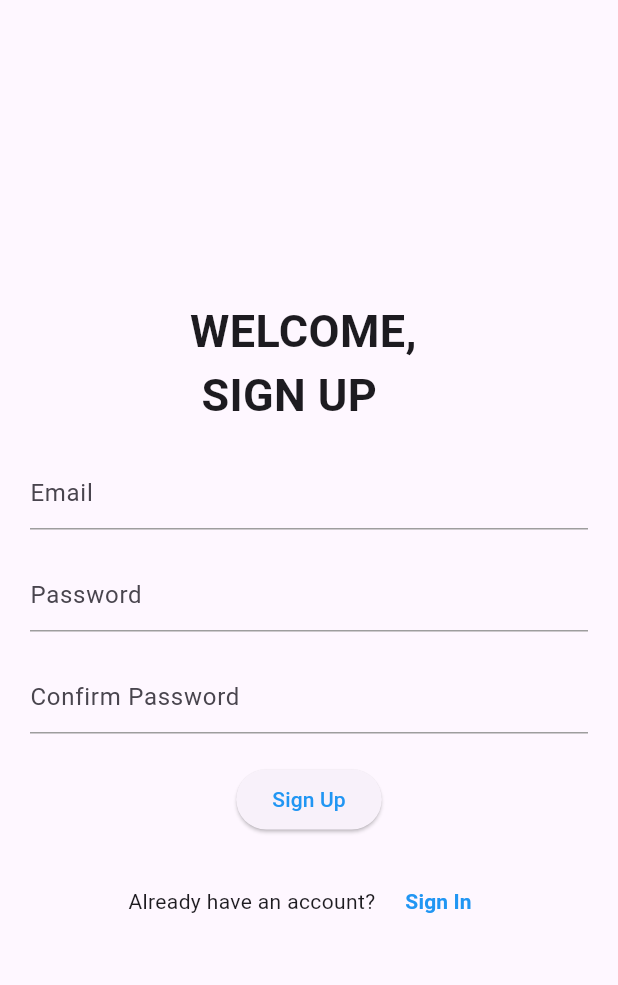
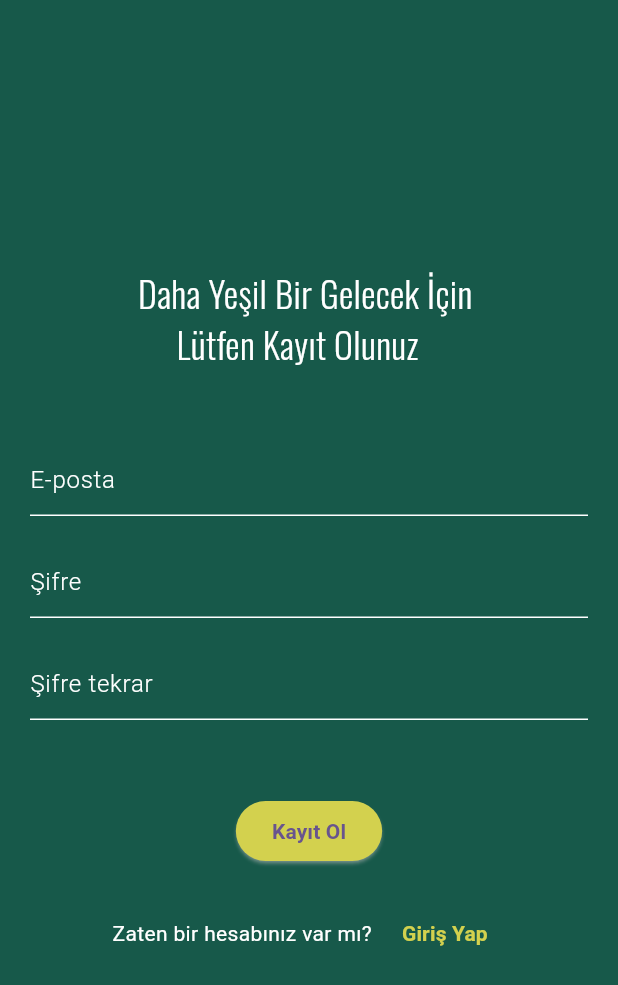
Before and after one commit to aliihsantrn/flutter-recycling-app, a Flutter app: the screen it shows after launch, on a phone screen of 412 x 824 dp. Shown: the top 985 px of the screen. Run offline on Flutter 3.47's test engine with Material 3 defaults, Android fonts, the phone set to English and light mode, and no system bars; our stand-ins replace firebase_auth, firebase_core, google_fonts; accounts and stored records are empty.

Commit message:
design changes have been made and some bugs have been resolved

```diff
--- a/lib/main.dart
+++ b/lib/main.dart
@@ -21,7 +21,7 @@ class MyApp extends StatelessWidget {
       debugShowCheckedModeBanner: false,
       title: 'Flutter Demo',
       routes: {
-        "/signUPage" : (context) => SignUpPage(),
+        "/signUpPage" : (context) => SignUpPage(),
         "/signInPage" : (context) => SignInPage(),
       },
       theme: ThemeData(
--- a/lib/pages/auth/sign_in_page.dart
+++ b/lib/pages/auth/sign_in_page.dart
@@ -1,9 +1,9 @@
 import 'package:firebase_auth/firebase_auth.dart';
 import 'package:flutter/material.dart';
 import 'package:flutter_auth/pages/auth/home_page.dart';
+import 'package:google_fonts/google_fonts.dart';
 
 class SignInPage extends StatefulWidget {
-  const SignInPage({super.key});
 
 
   @override
@@ -19,6 +19,7 @@ class _SignInPageState extends State<SignInPage> {
   @override
   Widget build(BuildContext context) {
     return Scaffold(
+      backgroundColor: const Color.fromARGB(255, 23, 89, 74),
       body: Container(
         alignment: Alignment.center,
         child: Form(
@@ -26,8 +27,8 @@ class _SignInPageState extends State<SignInPage> {
           child: Stack(
             children: [
               Positioned(
-                top: 20,
-                left: 20,
+                top: 24,
+                left: 8,
                 child: customIconButton(context),
               ),
               Center(
@@ -37,13 +38,13 @@ class _SignInPageState extends State<SignInPage> {
                     crossAxisAlignment: CrossAxisAlignment.center,
                     children: [
                       customSizedBox(200),
-                      pageTitle("WELCOME, \n SIGN IN"),
-                      customSizedBox(20),
+                      pageTitle("Tekrar Hoşgeldiniz \n      Giriş Yapınız"),
+                      customSizedBox(50),
                       emailTextField(),
                       customSizedBox(20),
                       passwordTextField(),
-                      customSizedBox(30),
-                      customElevatedButton("Sign in"),
+                      customSizedBox(50),
+                      customElevatedButton("Giriş Yap"),
                     ],
                   )
                 )
@@ -61,6 +62,8 @@ class _SignInPageState extends State<SignInPage> {
               Navigator.pushNamed(context, "/signUpPage");
             },
              icon: const Icon(Icons.arrow_back),
+             color: const Color.fromARGB(255, 211, 209, 78),
+             iconSize: 36,
              alignment: Alignment.topLeft,
           );
   }
@@ -108,17 +111,25 @@ class _SignInPageState extends State<SignInPage> {
                 }
               }
             },
-            child: Text(text, style: const TextStyle(color:  Colors.blue),),
+            style: ElevatedButton.styleFrom(
+              backgroundColor: const Color.fromARGB(255, 211, 209, 78), // Arka plan rengi
+              shadowColor: Colors.white, // Yazı rengi
+            ),
+            child: Text(
+              text,
+              style: const TextStyle(fontWeight: FontWeight.bold),
+            ),
             );
   }
 
   Text pageTitle(String title) {
     return Text(
             title,
-            style: const TextStyle(
-              fontSize: 30,
-               fontWeight: FontWeight.bold
-               ),
+            style: GoogleFonts.oswald(
+              color: Colors.white,
+              fontSize: 24,
+              fontWeight: FontWeight.w400
+            )
           );
   }
 
@@ -126,44 +137,50 @@ class _SignInPageState extends State<SignInPage> {
 
   TextFormField emailTextField() {
     return TextFormField(
+      decoration: textInputDecoration("E-posta"),
+      style: const TextStyle(color: Colors.white, fontWeight: FontWeight.bold),
       validator: (value) {
         if(value!.isEmpty){
-          return "Please enter email address";
+          return "Lütfen e-posta giriniz";
         }
       },
       onSaved: (value) {
         email = value!;
       },
-      decoration: textInputDecoration("Email"),
     );
   }
 
   TextFormField passwordTextField() {
     return TextFormField(
+      obscureText: true,
+      decoration: textInputDecoration("Şifre"),
+      style: const TextStyle(color: Colors.white, fontWeight: FontWeight.bold),
       validator: (value) {
         if(value!.isEmpty){
-          return "Please enter email address";
+          return "Lütfen şifre giriniz";
         }
       },
       onSaved: (value) {
         password = value!;
       },
-      obscureText: true,
-      decoration: textInputDecoration("Password"),
     );
   }
 
   InputDecoration textInputDecoration(String hint) {
     return InputDecoration(
       hintText: hint,
+      hintStyle: const TextStyle(
+        color: Colors.white,
+        fontWeight: FontWeight.w300
+        ),
       enabledBorder: const UnderlineInputBorder(
         borderSide: BorderSide(
-        color: Colors.grey
+        color: Colors.white
         )
       ),
       focusedBorder: const UnderlineInputBorder(
         borderSide: BorderSide(
-        color: Colors.grey
+        color: Colors.white
         )
       )
     );
--- a/lib/pages/auth/sing_up_page.dart
+++ b/lib/pages/auth/sing_up_page.dart
@@ -1,6 +1,7 @@
 import 'package:firebase_auth/firebase_auth.dart';
 import 'package:flutter/material.dart';
 import 'package:flutter_auth/pages/auth/home_page.dart';
+import 'package:google_fonts/google_fonts.dart';
 
 class SignUpPage extends StatefulWidget {
 
@@ -14,9 +15,15 @@ class _SignUpPageState extends State<SignUpPage> {
   final formKey = GlobalKey<FormState>();
   final firebaseAuth = FirebaseAuth.instance;
 
+  final _passwordController = TextEditingController();
+  final _confirmPasswordController = TextEditingController();
+
+  String _confirmationMessage = '';
+
   @override
   Widget build(BuildContext context) {
     return Scaffold(
+      backgroundColor: const Color.fromARGB(255, 23, 89, 74),
       body: Center(
         child: SingleChildScrollView(
           child: Container(
@@ -28,22 +35,38 @@ class _SignUpPageState extends State<SignUpPage> {
                 child: Column(
                   crossAxisAlignment: CrossAxisAlignment.center,
                   children: [
-                    pageTitle("WELCOME, \n SIGN UP"),
-                    customSizedBox(20),
+                    pageTitle("Daha Yeşil Bir Gelecek İçin \n     Lütfen Kayıt Olunuz"),
+                    customSizedBox(50),
                     emailTextField(),
                     customSizedBox(20),
                     passwordTextField(),
                     customSizedBox(20),
                     confirmPasswordTextField(),
-                    customSizedBox(20),
-                    customElevatedButton("Sign Up"),
+                    if (_confirmationMessage.isNotEmpty)
+                    Padding(
+                      padding: const EdgeInsets.only(top: 8.0),
+                      child: Text(
+                        _confirmationMessage,
+                        style: TextStyle(
+                          fontSize: 12,
+                          color: _confirmationMessage == "Şifreler uyuşuyor"
+                              ? Colors.green
+                              : Colors.red,
+                        ),
+                      ),
+                    ),
+                    customSizedBox(50),
+                    customElevatedButton("Kayıt Ol"),
                     customSizedBox(20),
                     Row(
                       mainAxisAlignment: MainAxisAlignment.center,
                       children: [
-                        const Text("Already have an account?"),
+                        const Text(
+                          "Zaten bir hesabınız var mı?",
+                          style: TextStyle(color: Colors.white),
+                        ),
                         const Padding(padding: EdgeInsets.only(right: 8)),
-                        customTextButton("Sign In")
+                        customTextButton("Giriş Yap")
                       ],
                     )
                   ],
@@ -63,7 +86,7 @@ class _SignUpPageState extends State<SignUpPage> {
             child: Text(
               txt,
               style: const TextStyle(
-                color: Colors.blue,
+                color: Color.fromARGB(255, 211, 209, 78),
                 fontWeight: FontWeight.bold
                 ),
               )
@@ -75,6 +98,14 @@ class _SignUpPageState extends State<SignUpPage> {
       onPressed: () async {
         if (formKey.currentState!.validate()) {
           formKey.currentState!.save();
+          setState(() {
+            if (_passwordController.text == _confirmPasswordController.text) {
+              _confirmationMessage = "Passwords match!";
+            } else {
+              _confirmationMessage = "Passwords do not match.";
+            }
+          });
+
           try {
             var userResult = await firebaseAuth.createUserWithEmailAndPassword(
               email: email, password: password
@@ -98,17 +129,25 @@ class _SignUpPageState extends State<SignUpPage> {
           }
         }
       },
-            child: Text(text, style: const TextStyle(color: Colors.blue),),
+    style: ElevatedButton.styleFrom(
+      backgroundColor: const Color.fromARGB(255, 211, 209, 78), // Arka plan rengi
+      shadowColor: Colors.white, // Yazı rengi
+    ),
+    child: Text(
+      text,
+      style: const TextStyle(fontWeight: FontWeight.bold),
+            ),
   );
   }
 
   Text pageTitle(String title) {
     return Text(
             title,
-            style: const TextStyle(
-              fontSize: 30,
-               fontWeight: FontWeight.bold
-               ),
+            style: GoogleFonts.oswald(
+              color: Colors.white,
+              fontSize: 24,
+              fontWeight: FontWeight.w300
+            )
           );
   }
 
@@ -116,59 +155,72 @@ class _SignUpPageState extends State<SignUpPage> {
 
   TextFormField emailTextField() {
     return TextFormField(
+      decoration: textInputDecoration("E-posta"),
+      style: const TextStyle(color: Colors.white, fontWeight: FontWeight.bold),
       validator: (value) {
         if(value!.isEmpty){
-          return "Please enter email address";
+          return "Lütfen e-posta giriniz";
         }
       },
       onSaved: (value) {
         email = value!;
       },
-      decoration: textInputDecoration("Email"),
     );
   }
 
   TextFormField passwordTextField() {
     return TextFormField(
+      controller: _passwordController,
+      obscureText: true,
+      decoration: textInputDecoration("Şifre"),
+      style: const TextStyle(color: Colors.white, fontWeight: FontWeight.bold),
       validator: (value) {
         if(value!.isEmpty){
-          return "Please enter password";
+          return "Lütfen şifre giriniz";
         }
       },
       onSaved: (value) {
         password = value!;
       },
-      obscureText: true,
-      decoration: textInputDecoration("Password"),
     );
   }
 
   TextFormField confirmPasswordTextField() {
     return TextFormField(
+      controller: _confirmPasswordController,
+      obscureText: true,
+      decoration: textInputDecoration("Şifre tekrar"),
+      style: const TextStyle(color: Colors.white, fontWeight: FontWeight.bold),
       validator: (value) {
         if(value!.isEmpty){
-          return "Please enter confirm password";
+          return "Lütfen şifreyi tekrar giriniz";
         }
+        if (value != _passwordController.text) {
+          return "Şifreler eşleşmiyor";
+        }
+        return null;
       },
       onSaved: (value) {
         confirmPassword = value!;
       },
-      obscureText: true,
-      decoration: textInputDecoration("Confirm Password"),
     );
   }
 
   InputDecoration textInputDecoration(String hint) {
     return InputDecoration(
       hintText: hint,
+      hintStyle: const TextStyle(
+        color: Colors.white,
+        fontWeight: FontWeight.w300
+      ),
       enabledBorder: const UnderlineInputBorder(
         borderSide: BorderSide(
-                color: Colors.grey
+          color: Colors.white
         )
       ),
       focusedBorder: const UnderlineInputBorder(
         borderSide: BorderSide(
-                color: Colors.grey
+          color: Colors.white
         )
       )
     );
--- a/pubspec.yaml
+++ b/pubspec.yaml
@@ -38,6 +38,7 @@ dependencies:
   firebase_core: ^3.2.0
   firebase_auth: ^5.1.2
   cloud_firestore: ^5.1.0
+  google_fonts: ^6.2.1
 
 dev_dependencies:
   flutter_test:
```
Also changed, not shown: pubspec.lock, 1 other file. Lines whose indentation alone changed are shown as unchanged.
